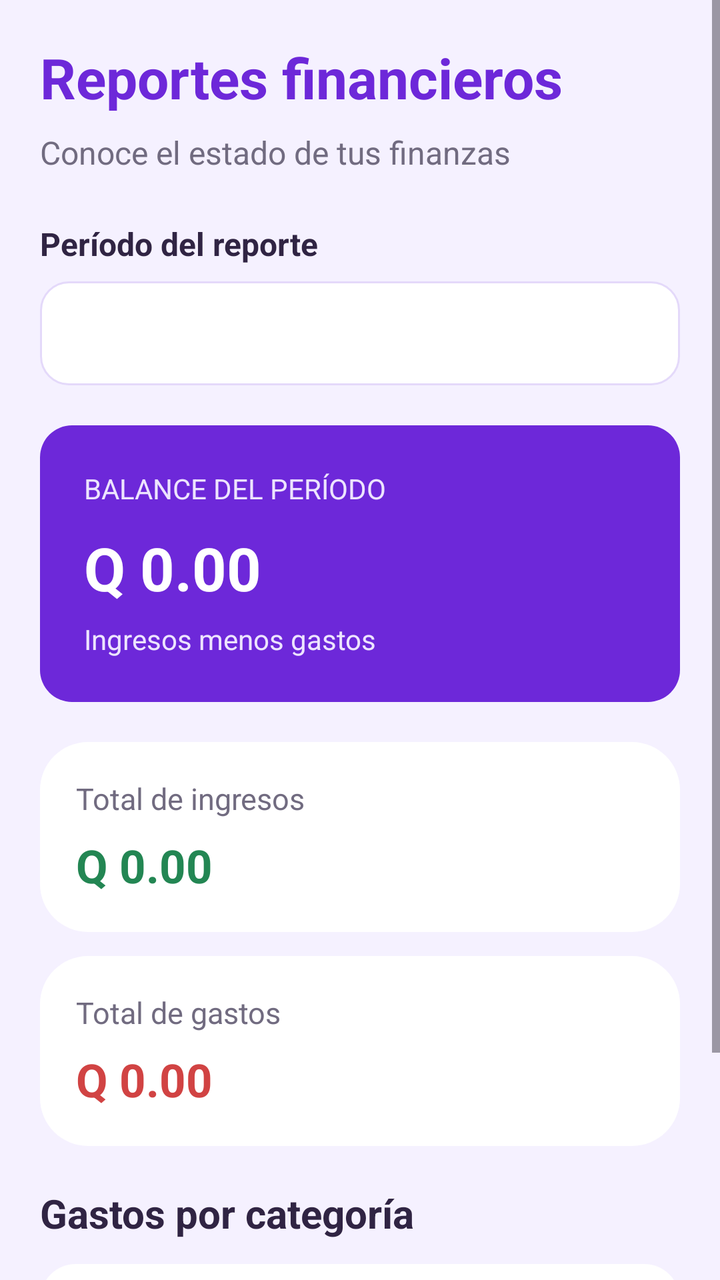
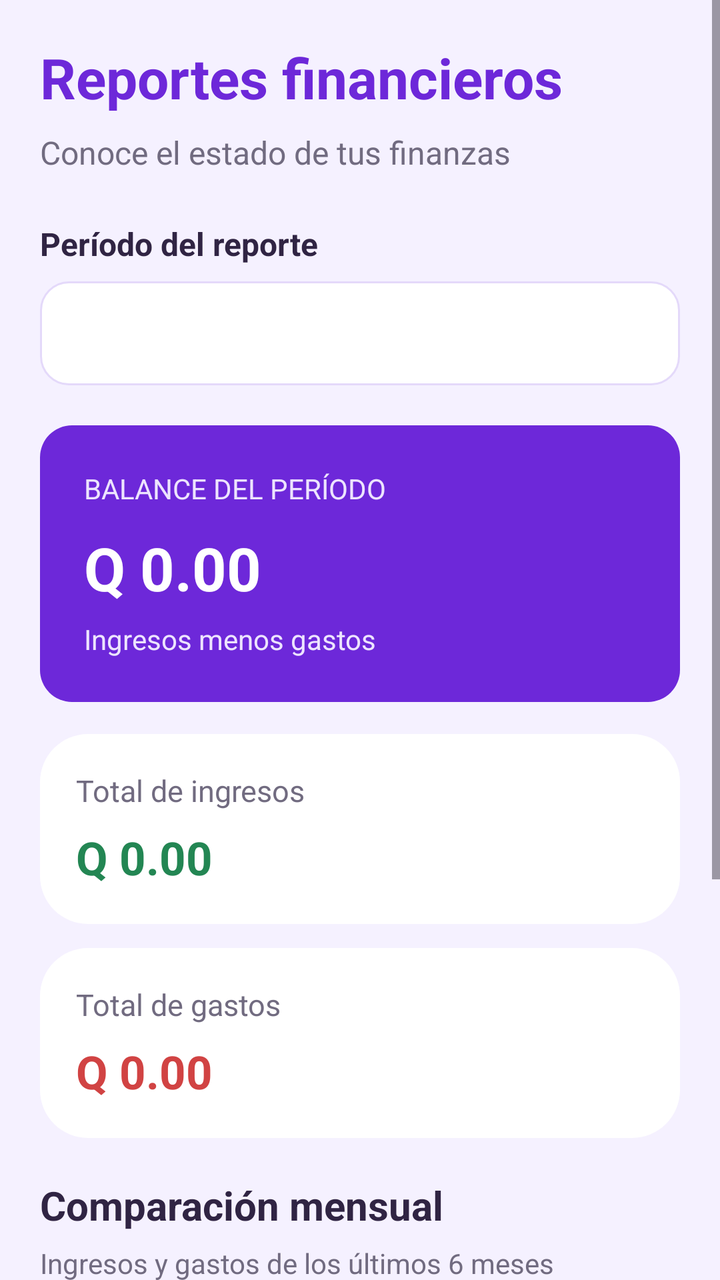

An Android layout rendered at two revisions. The XML below is the earlier revision; the diff shows what the commit changed to produce the second picture.
<!-- AndroidManifest.xml: application theme Theme.ControlMoney -->
<!-- res/layout/activity_reportes.xml -->
<?xml version="1.0" encoding="utf-8"?>
<ScrollView xmlns:android="http://schemas.android.com/apk/res/android"
    android:layout_width="match_parent"
    android:layout_height="match_parent"
    android:background="#F5F1FF"
    android:fillViewport="true">

    <LinearLayout
        android:layout_width="match_parent"
        android:layout_height="wrap_content"
        android:orientation="vertical"
        android:padding="20dp">

        <TextView
            android:layout_width="match_parent"
            android:layout_height="wrap_content"
            android:text="Reportes financieros"
            android:textColor="#6D28D9"
            android:textSize="28sp"
            android:textStyle="bold"
            android:layout_marginBottom="8dp" />

        <TextView
            android:layout_width="match_parent"
            android:layout_height="wrap_content"
            android:text="Conoce el estado de tus finanzas"
            android:textColor="#716B80"
            android:textSize="16sp"
            android:layout_marginBottom="24dp" />

        <TextView
            android:layout_width="match_parent"
            android:layout_height="wrap_content"
            android:text="Período del reporte"
            android:textColor="#302443"
            android:textSize="16sp"
            android:textStyle="bold"
            android:layout_marginBottom="8dp" />

        <Spinner
            android:id="@+id/spPeriodoReporte"
            android:layout_width="match_parent"
            android:layout_height="52dp"
            android:background="@drawable/fondo_campo"
            android:padding="8dp"
            android:layout_marginBottom="20dp" />

        

        <LinearLayout
            android:layout_width="match_parent"
            android:layout_height="wrap_content"
            android:orientation="vertical"
            android:background="@drawable/fondo_boton_morado"
            android:padding="22dp"
            android:layout_marginBottom="20dp">

            <TextView
                android:layout_width="match_parent"
                android:layout_height="wrap_content"
                android:text="BALANCE DEL PERÍODO"
                android:textColor="#EDE4FF"
                android:textSize="14sp" />

            <TextView
                android:id="@+id/tvBalancePeriodo"
                android:layout_width="match_parent"
                android:layout_height="wrap_content"
                android:layout_marginTop="10dp"
                android:text="Q 0.00"
                android:textColor="#FFFFFF"
                android:textSize="30sp"
                android:textStyle="bold" />

            <TextView
                android:layout_width="match_parent"
                android:layout_height="wrap_content"
                android:layout_marginTop="6dp"
                android:text="Ingresos menos gastos"
                android:textColor="#EDE4FF"
                android:textSize="14sp" />

        </LinearLayout>

        

        <LinearLayout
            android:layout_width="match_parent"
            android:layout_height="wrap_content"
            android:background="@drawable/fondo_tarjeta"
            android:orientation="vertical"
            android:padding="18dp"
            android:layout_marginBottom="12dp">

            <TextView
                android:layout_width="match_parent"
                android:layout_height="wrap_content"
                android:text="Total de ingresos"
                android:textColor="#716B80"
                android:textSize="15sp" />

            <TextView
                android:id="@+id/tvIngresosPeriodo"
                android:layout_width="match_parent"
                android:layout_height="wrap_content"
                android:layout_marginTop="8dp"
                android:text="Q 0.00"
                android:textColor="#238653"
                android:textSize="23sp"
                android:textStyle="bold" />

        </LinearLayout>

        

        <LinearLayout
            android:layout_width="match_parent"
            android:layout_height="wrap_content"
            android:background="@drawable/fondo_tarjeta"
            android:orientation="vertical"
            android:padding="18dp"
            android:layout_marginBottom="20dp">

            <TextView
                android:layout_width="match_parent"
                android:layout_height="wrap_content"
                android:text="Total de gastos"
                android:textColor="#716B80"
                android:textSize="15sp" />

            <TextView
                android:id="@+id/tvGastosPeriodo"
                android:layout_width="match_parent"
                android:layout_height="wrap_content"
                android:layout_marginTop="8dp"
                android:text="Q 0.00"
                android:textColor="#D14343"
                android:textSize="23sp"
                android:textStyle="bold" />

        </LinearLayout>

        

        <TextView
            android:layout_width="match_parent"
            android:layout_height="wrap_content"
            android:text="Gastos por categoría"
            android:textColor="#302443"
            android:textSize="20sp"
            android:textStyle="bold"
            android:layout_marginBottom="12dp" />

        <LinearLayout
            android:id="@+id/contenedorCategorias"
            android:layout_width="match_parent"
            android:layout_height="wrap_content"
            android:background="@drawable/fondo_tarjeta"
            android:orientation="vertical"
            android:padding="18dp"
            android:layout_marginBottom="20dp">

        </LinearLayout>

        <Button
            android:id="@+id/btnVolverInicioReportes"
            android:layout_width="match_parent"
            android:layout_height="54dp"
            android:layout_marginBottom="16dp"
            android:backgroundTint="#6D28D9"
            android:text="Volver al inicio"
            android:textAllCaps="false"
            android:textColor="#FFFFFF"
            android:textSize="16sp" />

    </LinearLayout>

</ScrollView>
<!-- resources referenced by this layout -->
<resources>
  <!-- drawable fondo_boton_morado (drawable) -->
  <?xml version="1.0" encoding="utf-8"?>
  <shape xmlns:android="http://schemas.android.com/apk/res/android"
      android:shape="rectangle">
  
      <solid android:color="#6D28D9" />
  
      <corners android:radius="16dp" />
  
  </shape>
  <!-- drawable fondo_campo (drawable) -->
  <?xml version="1.0" encoding="utf-8"?>
  <shape xmlns:android="http://schemas.android.com/apk/res/android"
      android:shape="rectangle">
  
      <solid android:color="#FFFFFF" />
  
      <stroke
          android:width="1dp"
          android:color="#E4D9FA" />
  
      <corners android:radius="14dp" />
  
      <padding
          android:left="12dp"
          android:top="4dp"
          android:right="12dp"
          android:bottom="4dp" />
  
  </shape>
  <!-- drawable fondo_tarjeta (drawable) -->
  <?xml version="1.0" encoding="utf-8"?>
  <shape xmlns:android="http://schemas.android.com/apk/res/android"
      android:shape="rectangle">
  
      <solid android:color="#FFFFFF" />
  
      <corners android:radius="24dp" />
  
  </shape>
  <style name="Theme.ControlMoney" parent="Base.Theme.ControlMoney" />
  <style name="Base.Theme.ControlMoney" parent="Theme.Material3.DayNight.NoActionBar">
          
          
      </style>
</resources>

<!-- the commit's change to res/layout/activity_reportes.xml (unified diff, before → after) -->
@@ -53,7 +53,7 @@
             android:orientation="vertical"
             android:background="@drawable/fondo_boton_morado"
             android:padding="22dp"
-            android:layout_marginBottom="20dp">
+            android:layout_marginBottom="16dp">
 
             <TextView
                 android:layout_width="match_parent"
@@ -79,7 +79,6 @@
                 android:text="Ingresos menos gastos"
                 android:textColor="#EDE4FF"
                 android:textSize="14sp" />
-
         </LinearLayout>
 
         
@@ -108,10 +107,7 @@
                 android:textColor="#238653"
                 android:textSize="23sp"
                 android:textStyle="bold" />
-
-        </LinearLayout>
-
-        
+        </LinearLayout>
 
         <LinearLayout
             android:layout_width="match_parent"
@@ -137,6 +133,73 @@
                 android:textColor="#D14343"
                 android:textSize="23sp"
                 android:textStyle="bold" />
+        </LinearLayout>
+
+        
+
+        <TextView
+            android:layout_width="match_parent"
+            android:layout_height="wrap_content"
+            android:text="Comparación mensual"
+            android:textColor="#302443"
+            android:textSize="20sp"
+            android:textStyle="bold"
+            android:layout_marginBottom="6dp" />
+
+        <TextView
+            android:layout_width="match_parent"
+            android:layout_height="wrap_content"
+            android:text="Ingresos y gastos de los últimos 6 meses"
+            android:textColor="#716B80"
+            android:textSize="14sp"
+            android:layout_marginBottom="12dp" />
+
+        <LinearLayout
+            android:layout_width="match_parent"
+            android:layout_height="wrap_content"
+            android:background="@drawable/fondo_tarjeta"
+            android:orientation="vertical"
+            android:padding="18dp"
+            android:layout_marginBottom="24dp">
+
+            <LinearLayout
+                android:layout_width="match_parent"
+                android:layout_height="wrap_content"
+                android:orientation="horizontal"
+                android:gravity="center_vertical"
+                android:layout_marginBottom="16dp">
+
+                <View
+                    android:layout_width="10dp"
+                    android:layout_height="10dp"
+                    android:background="#238653" />
+
+                <TextView
+                    android:layout_width="wrap_content"
+                    android:layout_height="wrap_content"
+                    android:text="  Ingresos"
+                    android:textColor="#302443"
+                    android:textSize="13sp"
+                    android:layout_marginEnd="18dp" />
+
+                <View
+                    android:layout_width="10dp"
+                    android:layout_height="10dp"
+                    android:background="#6D28D9" />
+
+                <TextView
+                    android:layout_width="wrap_content"
+                    android:layout_height="wrap_content"
+                    android:text="  Gastos"
+                    android:textColor="#302443"
+                    android:textSize="13sp" />
+            </LinearLayout>
+
+            <LinearLayout
+                android:id="@+id/contenedorComparacion"
+                android:layout_width="match_parent"
+                android:layout_height="wrap_content"
+                android:orientation="vertical" />
 
         </LinearLayout>
 
@@ -158,9 +221,7 @@
             android:background="@drawable/fondo_tarjeta"
             android:orientation="vertical"
             android:padding="18dp"
-            android:layout_marginBottom="20dp">
-
-        </LinearLayout>
+            android:layout_marginBottom="20dp" />
 
         <Button
             android:id="@+id/btnVolverInicioReportes"
@@ -174,5 +235,4 @@
             android:textSize="16sp" />
 
     </LinearLayout>
-
 </ScrollView>
